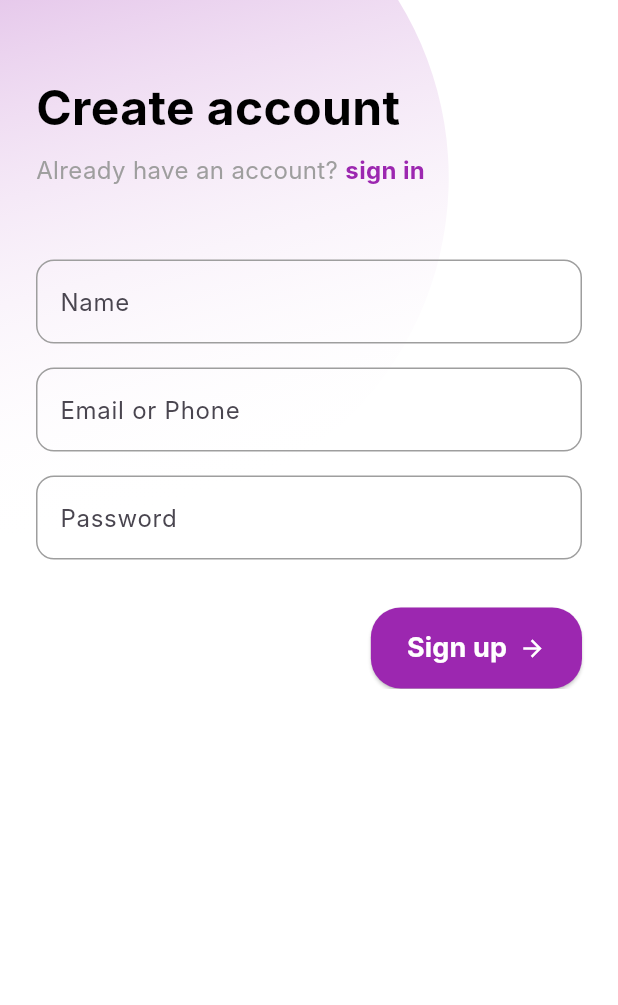
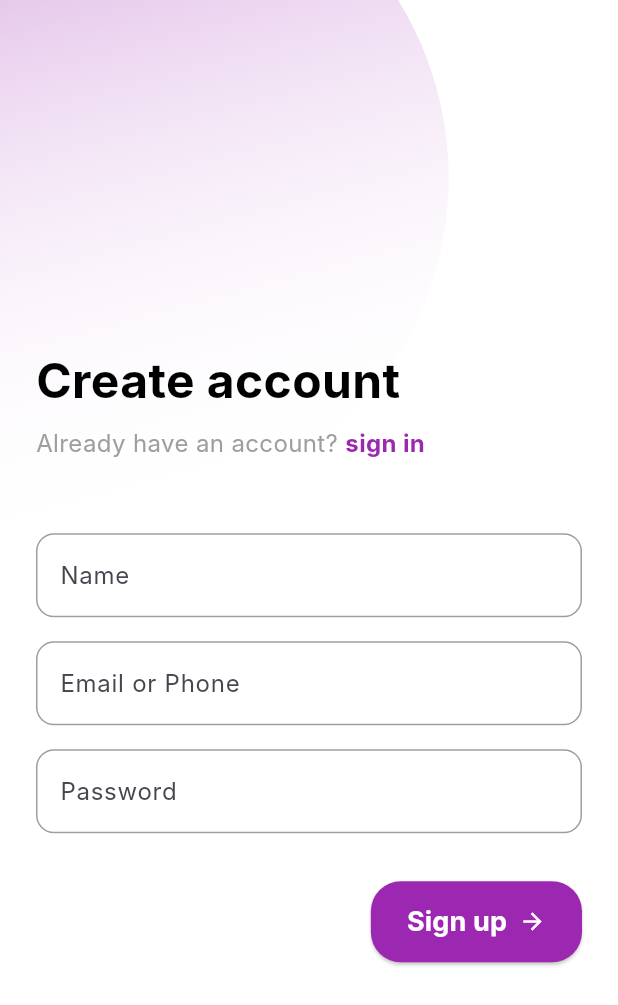
Before and after one commit to ketann09/app-probation-bdcoe, a Flutter app: the screen it shows after launch, after a tap on "sign up", on a phone screen of 412 x 824 dp. Shown: the top 1005 px of the screen. Run offline on Flutter 3.47's test engine with Material 3 defaults, Android fonts, the phone set to English and light mode, and no system bars; our stand-ins replace flutter_svg; Roboto replaces fonts that are missing (Inter).

Commit message:
fixed alignment issue

```diff
--- a/login_screen/lib/main.dart
+++ b/login_screen/lib/main.dart
@@ -13,6 +13,7 @@ class MyApp extends StatelessWidget {
   Widget build(BuildContext context) {
     return MaterialApp(
       title: 'Login/Sign Up UI',
+      debugShowCheckedModeBanner: false,
       theme: ThemeData(
         fontFamily: 'Inter',
         primarySwatch: Colors.purple,
--- a/login_screen/lib/screens/login.dart
+++ b/login_screen/lib/screens/login.dart
@@ -38,13 +38,15 @@ class _LoginScreenState extends State<LoginScreen> {
               ),
             ),
           ),
-          SafeArea(
+          Center(
+            child: SafeArea(
               child: SingleChildScrollView(
                 child: Padding(
                   padding:
                       const EdgeInsets.symmetric(horizontal: 24.0, vertical: 48.0),
                   child: Column(
                     crossAxisAlignment: CrossAxisAlignment.start,
+                    mainAxisAlignment: MainAxisAlignment.center,
                     children: [
                       const Text(
                         'Login',
@@ -81,9 +83,11 @@ class _LoginScreenState extends State<LoginScreen> {
                       ),
                       const SizedBox(height: 48),
                       const TextField(
+
                         decoration: InputDecoration(
+                          hintText: "Mobile",
                           prefix: Text(
-                          '+1 ',
+                            '+91 ',
                             style: TextStyle(
                               color: Colors.black,
                               fontSize: 16,
@@ -188,6 +192,7 @@ class _LoginScreenState extends State<LoginScreen> {
                 ),
               ),
             ),
+          ),
         ],
       ),
     );
--- a/login_screen/lib/screens/signup.dart
+++ b/login_screen/lib/screens/signup.dart
@@ -37,12 +37,14 @@ class _SignUpScreenState extends State<SignUpScreen> {
               ),
             ),
           ),
-          SafeArea(
+          Center(
+            child: SafeArea(
               child: SingleChildScrollView(
                 child: Padding(
                   padding: const EdgeInsets.symmetric(horizontal: 24.0),
                   child: Column(
                     crossAxisAlignment: CrossAxisAlignment.start,
+                    mainAxisAlignment: MainAxisAlignment.center,
                     children: [
                       const SizedBox(height: 48),
                       const Text(
@@ -175,6 +177,7 @@ class _SignUpScreenState extends State<SignUpScreen> {
                 ),
               ),
             ),
+          ),
         ],
       ),
     );
```
Lines whose indentation alone changed are shown as unchanged.
